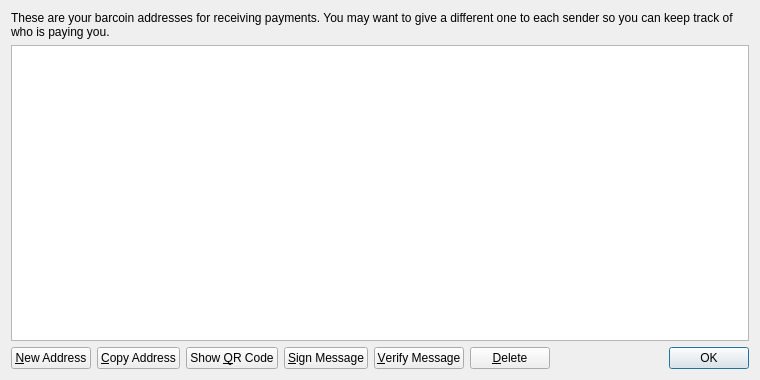
The window that src/qt/forms/addressbookpage.ui (hmtoshi/t01) describes before a commit, drawn with Qt 5.
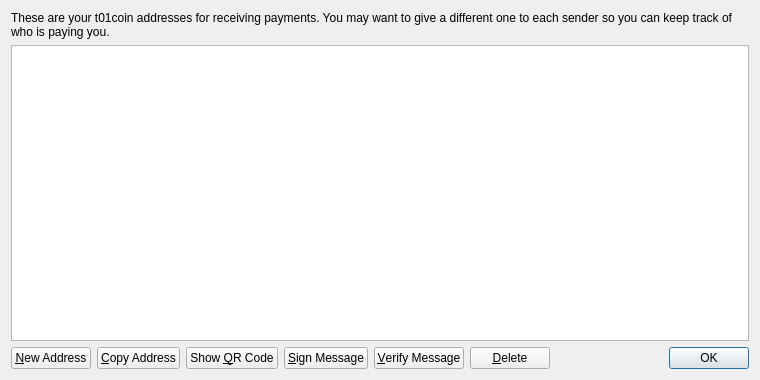
The same window after the commit. Icons and pictures are not drawn.

Diff of the .ui file:
```diff
--- a/src/qt/forms/addressbookpage.ui
+++ b/src/qt/forms/addressbookpage.ui
@@ -17,7 +17,7 @@
    <item>
     <widget class="QLabel" name="labelExplanation">
      <property name="text">
-      <string>These are your barcoin addresses for receiving payments. You may want to give a different one to each sender so you can keep track of who is paying you.</string>
+      <string>These are your t01coin addresses for receiving payments. You may want to give a different one to each sender so you can keep track of who is paying you.</string>
      </property>
      <property name="textFormat">
       <enum>Qt::PlainText</enum>
```
